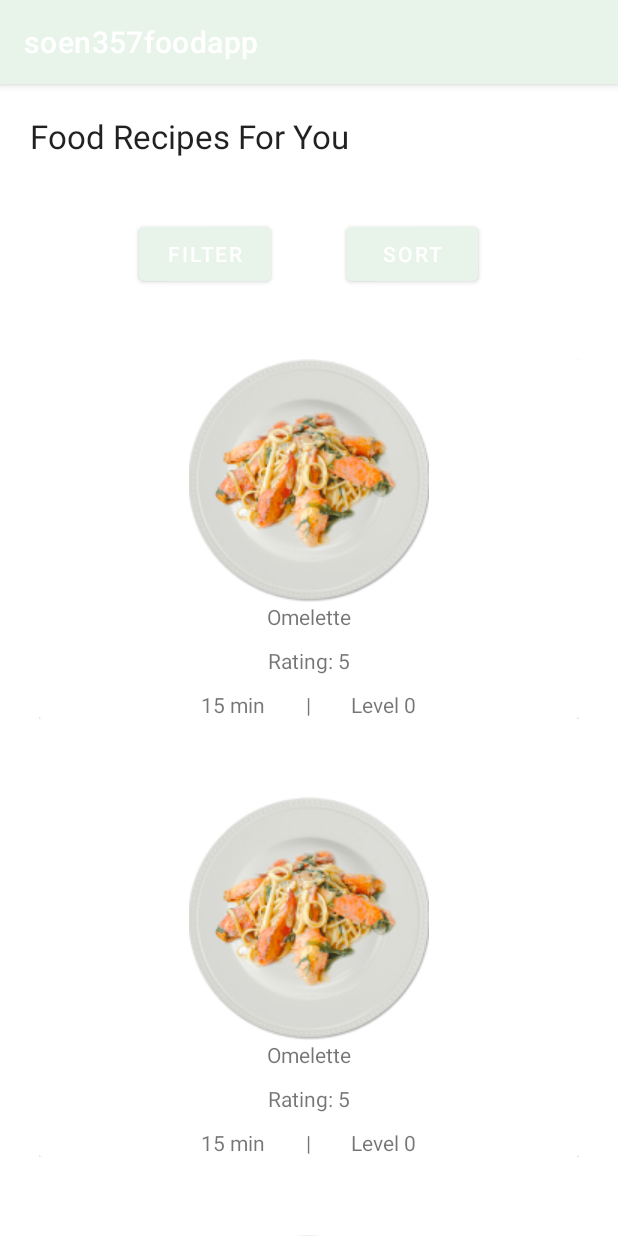
After one commit to A-BAKLEH/soen357foodapp, an Android app: the RecipeListActivity screen opened directly, with no data from a screen before it, on a phone screen of 412 x 824 dp. The commit adds this screen. Run offline under Robolectric (Android 15) with nearby library versions, the phone set to English and light mode, and no system bars.

Commit message:
add RecipeList page and related components

```diff
--- a/app/src/main/AndroidManifest.xml
+++ b/app/src/main/AndroidManifest.xml
@@ -1,6 +1,6 @@
 <?xml version="1.0" encoding="utf-8"?>
 <manifest xmlns:android="http://schemas.android.com/apk/res/android"
-    xmlns:tools="http://schemas.android.com/tools">
+    xmlns:tools="http://schemas.android.com/tools" >
 
     <application
         android:allowBackup="true"
@@ -11,16 +11,23 @@
         android:roundIcon="@mipmap/ic_launcher_round"
         android:supportsRtl="true"
         android:theme="@style/Theme.Soen357foodapp"
-        tools:targetApi="31">
+        tools:targetApi="31" >
+        <activity
+            android:name=".RecipeListActivity"
+            android:exported="false" >
+            <meta-data
+                android:name="android.app.lib_name"
+                android:value="" />
+        </activity>
         <activity
             android:name=".Registration"
-            android:label="@string/app_name"/>
+            android:label="@string/app_name" />
         <activity
             android:name=".MainActivity"
-            android:label="@string/app_name"/>
+            android:label="@string/app_name" />
         <activity
             android:name=".Login"
-            android:exported="true">
+            android:exported="true" >
             <intent-filter>
                 <action android:name="android.intent.action.MAIN" />
 
--- a/app/src/main/java/com/example/soen357foodapp/MainActivity.java
+++ b/app/src/main/java/com/example/soen357foodapp/MainActivity.java
@@ -39,6 +39,12 @@ public class MainActivity extends AppCompatActivity {
 
         MealModel meal1 = new MealModel('b');
         meal1.addRecipeToMeal(omeletteRecipe);
+        meal1.addRecipeToMeal(omeletteRecipe);
+        meal1.addRecipeToMeal(omeletteRecipe);
+        meal1.addRecipeToMeal(omeletteRecipe);
+        meal1.addRecipeToMeal(omeletteRecipe);
+        meal1.addRecipeToMeal(omeletteRecipe);
+        meal1.addRecipeToMeal(omeletteRecipe);
 
         DayModel day1 = new DayModel(new Date());
         day1.addMealInDay(meal1);
@@ -55,6 +61,14 @@ public class MainActivity extends AppCompatActivity {
         generateData();
         setContentView(R.layout.activity_main);
 
+        findViewById(R.id.box).setOnClickListener(new View.OnClickListener() {
+            @Override
+            public void onClick(View v) {
+                Intent intent = new Intent(getApplicationContext(), RecipeListActivity.class);
+                intent.addFlags(Intent.FLAG_ACTIVITY_CLEAR_TASK | Intent.FLAG_ACTIVITY_NEW_TASK);
+                startActivity(intent);
+            }
+        });
 
     }
-    }
+}
--- /dev/null
+++ b/app/src/main/java/com/example/soen357foodapp/RecipeListActivity.java
@@ -0,0 +1,30 @@
+package com.example.soen357foodapp;
+
+import androidx.appcompat.app.AppCompatActivity;
+import android.os.Bundle;
+import androidx.recyclerview.widget.LinearLayoutManager;
+import androidx.recyclerview.widget.RecyclerView;
+
+import java.util.ArrayList;
+
+public class RecipeListActivity extends AppCompatActivity {
+    private RecyclerView recyclerView;
+    private RecyclerView.Adapter adapter;
+
+
+    @Override
+    protected void onCreate(Bundle savedInstanceState) {
+        super.onCreate(savedInstanceState);
+        setContentView(R.layout.activity_recipe_list);
+
+        recyclerView = (RecyclerView) findViewById(R.id.recipeGrid);
+        recyclerView.setHasFixedSize(true);
+        recyclerView.setLayoutManager(new LinearLayoutManager(this));
+
+        ArrayList<RecipeModel> recipes = MainActivity._DAYS.get(0).mealsInDay.get(0).recipesInMeal;
+
+        adapter = new RecipeListAdapter(recipes, this);
+
+        recyclerView.setAdapter(adapter);
+    }
+}
--- /dev/null
+++ b/app/src/main/java/com/example/soen357foodapp/RecipeListAdapter.java
@@ -0,0 +1,74 @@
+package com.example.soen357foodapp;
+
+import android.annotation.SuppressLint;
+import android.content.Context;
+import android.view.LayoutInflater;
+import android.view.View;
+import android.view.ViewGroup;
+import android.widget.ImageView;
+import android.widget.TextView;
+import androidx.annotation.NonNull;
+import androidx.recyclerview.widget.RecyclerView;
+import org.jetbrains.annotations.NotNull;
+
+import java.util.ArrayList;
+
+/**
+ * David-Salomon Dahan
+ * Filename: RecipeListAdapter.java
+ * Creation: 2022-11-24
+ */
+public class RecipeListAdapter extends RecyclerView.Adapter<RecipeListAdapter.ViewHolder> {
+    private ArrayList<RecipeModel> recipes;
+    private Context context;
+
+    public RecipeListAdapter(ArrayList<RecipeModel> recipes, Context context) {
+        this.recipes = recipes;
+        this.context = context;
+    }
+
+    @NonNull
+    @NotNull
+    @Override
+    public ViewHolder onCreateViewHolder(@NonNull @NotNull ViewGroup parent, int viewType) {
+        View v = LayoutInflater.from(parent.getContext()).inflate(R.layout.recipe_list_card, parent, false);
+        return new ViewHolder(v);
+    }
+
+    @SuppressLint("DefaultLocale")
+    @Override
+    public void onBindViewHolder(@NonNull @NotNull ViewHolder holder, int position) {
+        RecipeModel recipe = recipes.get(position);
+
+        holder.imageView.setImageResource(R.drawable.crevettes);
+        holder.titleTextView.setText(recipe.rname);
+        holder.ratingTextView.setText(String.format("Rating: %d", recipe.rating));
+        holder.timeRequiredTextView.setText(String.format("%d min", recipe.timeRequired));
+        holder.difficultyTextView.setText(String.format("Level %d", recipe.difficulty));
+    }
+
+    @Override
+    public int getItemCount() {
+        return recipes.size();
+    }
+
+    public class ViewHolder extends RecyclerView.ViewHolder {
+        public ImageView imageView;
+        public TextView titleTextView;
+        public TextView ratingTextView;
+        public TextView timeRequiredTextView;
+        public TextView difficultyTextView;
+
+
+
+        public ViewHolder(@NonNull @NotNull View itemView) {
+            super(itemView);
+
+            imageView = (ImageView) itemView.findViewById(R.id.imageView);
+            titleTextView = (TextView) itemView.findViewById(R.id.titleTextView);
+            ratingTextView = (TextView) itemView.findViewById(R.id.ratingTextView);
+            timeRequiredTextView = (TextView) itemView.findViewById(R.id.timeRequiredTextView);
+            difficultyTextView = (TextView) itemView.findViewById(R.id.difficultyTextView);
+        }
+    }
+}
--- /dev/null
+++ b/app/src/main/res/layout/activity_recipe_list.xml
@@ -0,0 +1,43 @@
+<?xml version="1.0" encoding="utf-8"?>
+<LinearLayout
+        xmlns:android="http://schemas.android.com/apk/res/android"
+        xmlns:tools="http://schemas.android.com/tools"
+        xmlns:app="http://schemas.android.com/apk/res-auto"
+        android:layout_width="match_parent"
+        android:layout_height="match_parent"
+        tools:context=".RecipeListActivity" android:orientation="vertical">
+
+    <TextView
+            android:text="Food Recipes For You"
+            android:layout_width="match_parent"
+            android:layout_height="wrap_content" android:id="@+id/textView2"
+            android:padding="20dp"
+            android:textAppearance="@style/TextAppearance.AppCompat.Large"/>
+    <TableRow
+            android:layout_width="match_parent"
+            android:layout_height="wrap_content"
+            android:padding="20dp">
+        <Space
+                android:layout_width="0dp"
+                android:layout_height="0dp" android:layout_weight="1"/>
+        <Button
+                android:text="Filter"
+                android:layout_width="wrap_content"
+                android:layout_height="wrap_content" android:id="@+id/filterButton"/>
+        <Space
+                android:layout_width="50dp"
+                android:layout_height="wrap_content"/>
+        <Button
+                android:text="Sort"
+                android:layout_width="wrap_content"
+                android:layout_height="wrap_content" android:id="@+id/sortButton"/>
+        <Space
+                android:layout_width="0dp"
+                android:layout_height="0dp" android:layout_weight="1"/>
+    </TableRow>
+    <androidx.recyclerview.widget.RecyclerView
+            android:layout_width="match_parent"
+            android:layout_height="match_parent" android:id="@+id/recipeGrid">
+
+    </androidx.recyclerview.widget.RecyclerView>
+</LinearLayout>
--- /dev/null
+++ b/app/src/main/res/layout/recipe_list_card.xml
@@ -0,0 +1,62 @@
+<?xml version="1.0" encoding="utf-8"?>
+<LinearLayout xmlns:android="http://schemas.android.com/apk/res/android"
+              xmlns:app="http://schemas.android.com/apk/res-auto" xmlns:tools="http://schemas.android.com/tools"
+              android:orientation="vertical"
+              android:layout_width="match_parent"
+              android:layout_height="wrap_content"
+              android:padding="26dp">
+
+    <androidx.cardview.widget.CardView
+            android:layout_width="match_parent"
+            android:layout_height="wrap_content">
+
+        <LinearLayout android:layout_width="match_parent"
+                      android:layout_height="wrap_content"
+                      android:orientation="vertical">
+
+            <ImageView
+                    android:layout_width="match_parent"
+                    android:layout_height="wrap_content" tools:srcCompat="@tools:sample/avatars"
+                    android:id="@+id/imageView"
+                    android:layout_weight="1"/>
+            <TextView
+                    android:layout_width="match_parent"
+                    android:layout_height="wrap_content" android:id="@+id/titleTextView" android:layout_weight="1"
+                    android:text="Title" android:textAlignment="center"/>
+            <Space
+                    android:layout_width="match_parent"
+                    android:layout_height="10dp" android:layout_weight="1"/>
+            <TextView
+                    android:text="Rating"
+                    android:layout_width="match_parent"
+                    android:layout_height="wrap_content" android:id="@+id/ratingTextView" android:layout_weight="1"
+                    android:textAlignment="center"/>
+            <Space
+                    android:layout_width="match_parent"
+                    android:layout_height="10dp" android:layout_weight="1"/>
+            <TableRow
+                    android:layout_width="match_parent" android:weightSum="5"
+                    android:layout_height="match_parent" android:layout_weight="1">
+                <TextView
+                        android:text="Time Required"
+                        android:layout_width="wrap_content"
+                        android:layout_height="wrap_content"
+                        android:layout_weight="2"
+                        android:textAlignment="textEnd"
+                        android:id="@+id/timeRequiredTextView"/>
+                <TextView
+                        android:text="|"
+                        android:layout_width="wrap_content"
+                        android:layout_height="wrap_content"
+                        android:layout_weight="1"
+                        android:id="@+id/textView8" android:textAlignment="center"/>
+                <TextView
+                        android:text="Difficulty"
+                        android:layout_width="wrap_content"
+                        android:layout_height="wrap_content"
+                        android:layout_weight="2"
+                        android:id="@+id/difficultyTextView"/>
+            </TableRow>
+        </LinearLayout>
+    </androidx.cardview.widget.CardView>
+</LinearLayout>
```
Also changed, not shown: app/src/main/res/drawable/crevettes.png (added).
